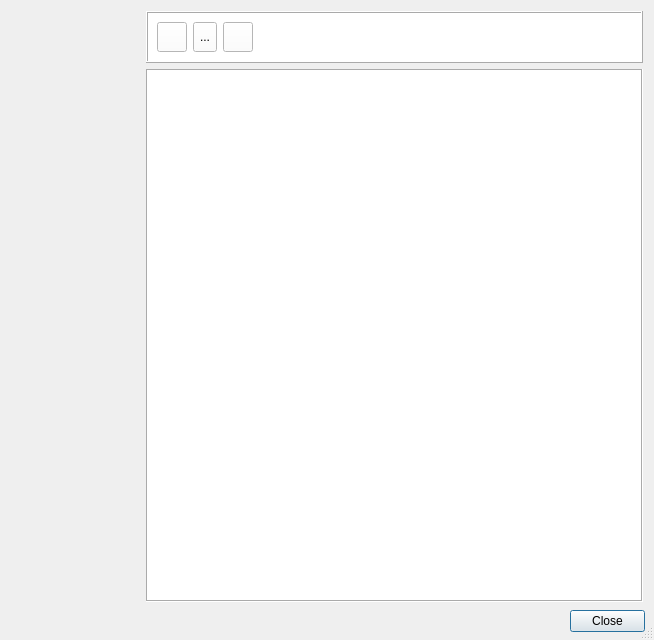
Above: src/app/seamlyme/dialogs/me_shortcuts_dialog.ui from FashionFreedom/Seamly2D before the change. Below: the same form after it.
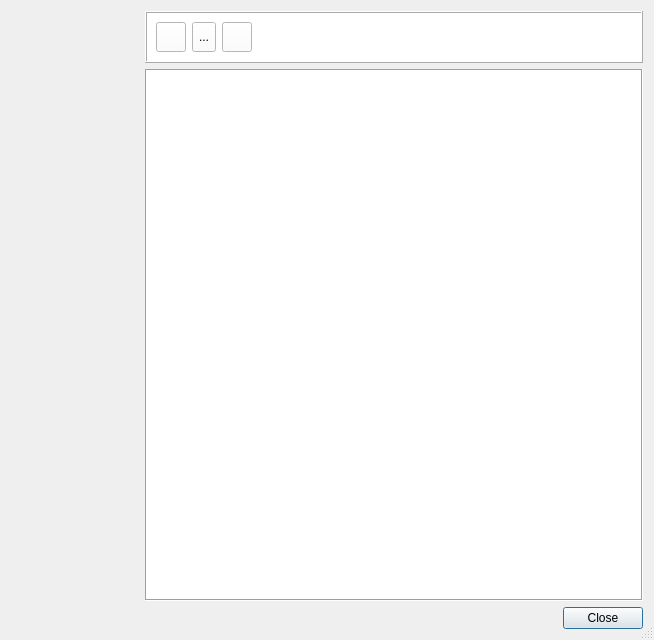
That is the form after the change. Icons and pictures are not drawn.

What changed in the file:
```diff
--- a/src/app/seamlyme/dialogs/me_shortcuts_dialog.ui
+++ b/src/app/seamlyme/dialogs/me_shortcuts_dialog.ui
@@ -20,31 +20,8 @@
   <property name="sizeGripEnabled">
    <bool>true</bool>
   </property>
-  <widget class="QDialogButtonBox" name="buttonBox">
-   <property name="geometry">
-    <rect>
-     <x>570</x>
-     <y>610</y>
-     <width>75</width>
-     <height>23</height>
-    </rect>
-   </property>
-   <property name="orientation">
-    <enum>Qt::Horizontal</enum>
-   </property>
-   <property name="standardButtons">
-    <set>QDialogButtonBox::Close</set>
-   </property>
-  </widget>
-  <widget class="QWidget" name="layoutWidget">
-   <property name="geometry">
-    <rect>
-     <x>12</x>
-     <y>11</y>
-     <width>631</width>
-     <height>591</height>
-    </rect>
-   </property>
+  <layout class="QVBoxLayout" name="verticalLayout_4">
+   <item>
    <layout class="QHBoxLayout" name="horizontalLayout">
     <item>
      <layout class="QVBoxLayout" name="verticalLayout_2">
@@ -336,7 +313,7 @@
          </palette>
         </property>
         <property name="styleSheet">
-         <string notr="true">background-color: rgb(255, 255, 255);</string>
+          <string notr="true"/>
         </property>
         <property name="frameShape">
          <enum>QFrame::Box</enum>
@@ -354,7 +331,7 @@
 hr { height: 1px; border-width: 0; }
 li.unchecked::marker { content: &quot;\2610&quot;; }
 li.checked::marker { content: &quot;\2612&quot;; }
-&lt;/style&gt;&lt;/head&gt;&lt;body style=&quot; font-size:9pt; font-weight:400; font-style:normal;&quot;&gt;
+&lt;/style&gt;&lt;/head&gt;&lt;body style=&quot; font-family:'Segoe UI'; font-size:9pt; font-weight:400; font-style:normal;&quot;&gt;
 &lt;p style=&quot;-qt-paragraph-type:empty; margin-top:0px; margin-bottom:0px; margin-left:0px; margin-right:0px; -qt-block-indent:0; text-indent:0px;&quot;&gt;&lt;br /&gt;&lt;/p&gt;&lt;/body&gt;&lt;/html&gt;</string>
         </property>
        </widget>
@@ -362,7 +339,18 @@
      </layout>
     </item>
    </layout>
-  </widget>
+   </item>
+   <item>
+    <widget class="QDialogButtonBox" name="buttonBox">
+     <property name="orientation">
+      <enum>Qt::Horizontal</enum>
+     </property>
+     <property name="standardButtons">
+      <set>QDialogButtonBox::Close</set>
+     </property>
+    </widget>
+   </item>
+  </layout>
  </widget>
  <resources>
   <include location="../../../libs/vmisc/share/resources/icon.qrc"/>
```
Lines whose indentation alone changed are shown as unchanged.
